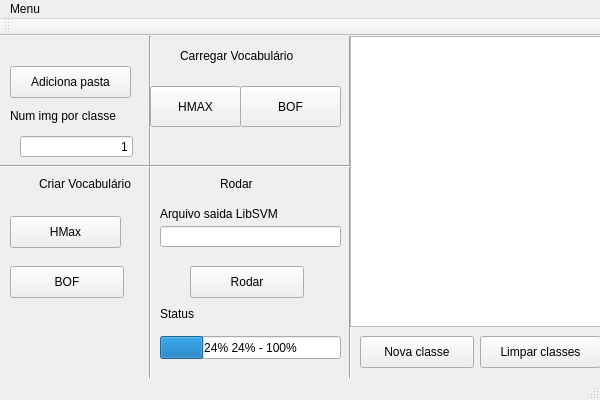
Old version of the form mainwindow.ui in the repository psenna/HMAX_C.
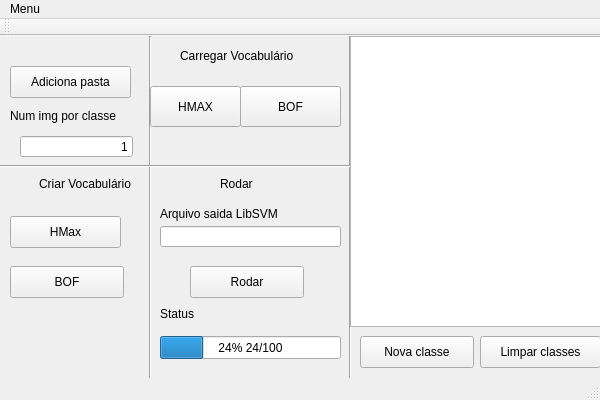
New version of the form.

Commit message: Interface barra de progresso

Patch:
```diff
--- a/mainwindow.ui
+++ b/mainwindow.ui
@@ -130,7 +130,7 @@
      <number>24</number>
     </property>
     <property name="format">
-     <string>%p% %v% - %m%</string>
+     <string>%p% %v/%m</string>
     </property>
    </widget>
    <widget class="Line" name="line_3">
```
